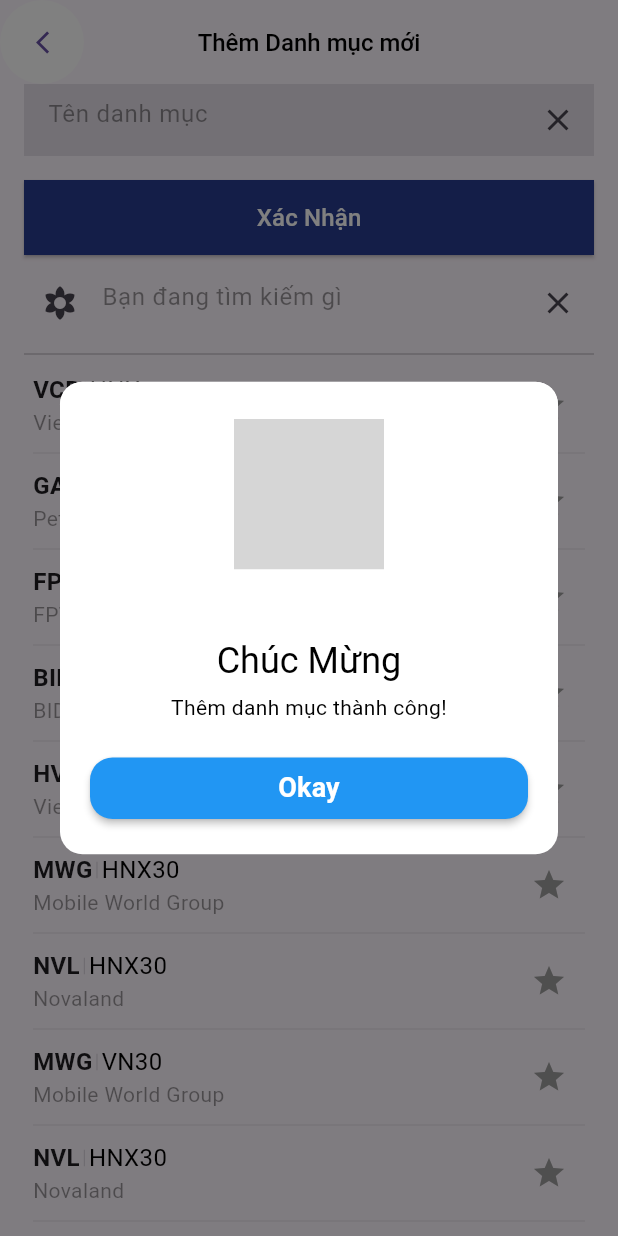
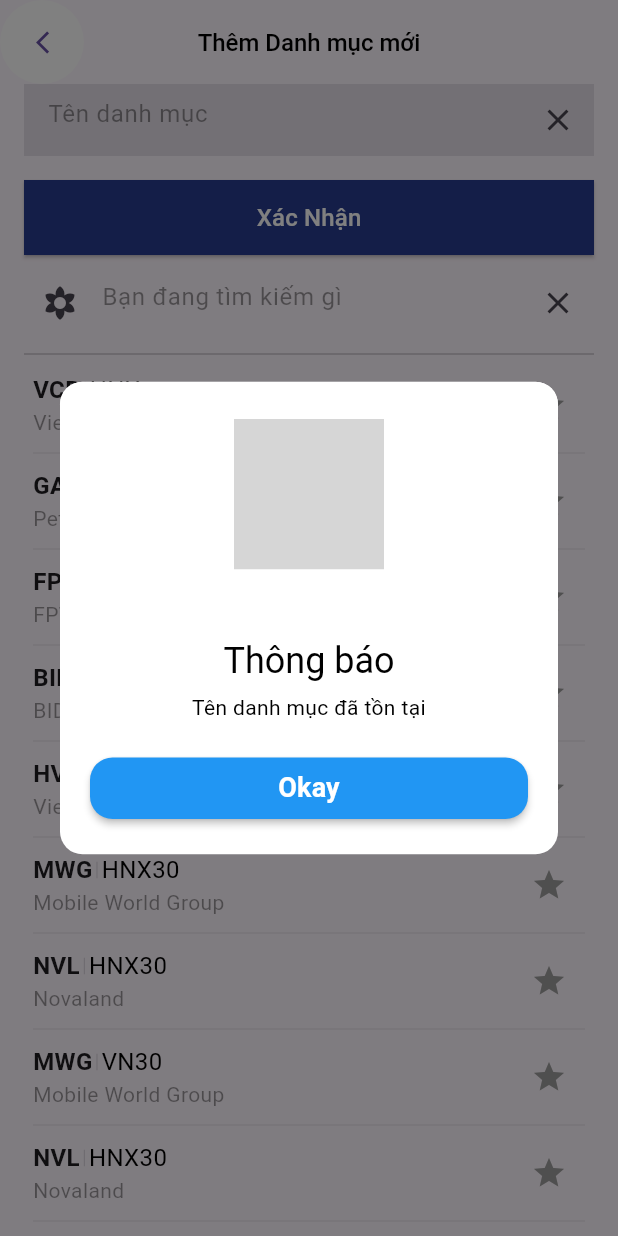
Before and after one commit to ShinKanShen/Flutter_Mobile, a Flutter app: the ThemDanhMuc screen opened directly, after a tap on "Xác Nhận", on a phone screen of 412 x 824 dp. Run offline on Flutter 3.47's test engine with Material 3 defaults, Android fonts, the phone set to English and light mode, and no system bars; our stand-ins replace flutter_svg, persistent_bottom_nav_bar, quickalert; grey boxes are pictures that could not be loaded.

Commit message:
Update them item vao trong danh muc

```diff
--- a/lib/data/danhmuc_data.dart
+++ b/lib/data/danhmuc_data.dart
@@ -1,18 +1,22 @@
 var danhmucs =[
   {
     'id': '0',
-    'name': 'Xem Nhanh 1'
+    'name': 'Xem Nhanh 1',
+    'cophieus':[]
   },
   {
     'id': '1',
-    'name': 'Dau Tu Cong'
+    'name': 'Dau Tu Cong',
+    'cophieus':[]
   },
    {
     'id': '2',
-    'name': 'Bat Dong San'
+    'name': 'Bat Dong San',
+    'cophieus':[]
   },
   {
     'id': '3',
-    'name': 'Bat Dong san nghi duong'
+    'name': 'Bat Dong san nghi duong',
+    'cophieus':[]
   },
 ];
--- a/lib/models/chung_khoan_app_global_provider.dart
+++ b/lib/models/chung_khoan_app_global_provider.dart
@@ -1,13 +1,34 @@
 import 'package:app_chungkhoan_thuctap/data/cophieu.dart';
+import 'package:app_chungkhoan_thuctap/data/danhmuc_data.dart';
 import 'package:flutter/cupertino.dart';
+
+
+
 
 class ChungKhoanAppProvider extends ChangeNotifier{
 
   List chungKhoanIsSaved = [];
   List chungKhoanNotSave =[];
 
+
   List get getCoPhieusSaved => chungKhoanIsSaved;
   List get getCoPhieusNotSaved => chungKhoanNotSave;
+
+  List _danhMucData = danhmucs;
+  List get getDanhmucs => _danhMucData;
+
+  List coPhieuSelected =[];
+
+  int _currentStateItem =1;
+  int get currentStateItem => _currentStateItem;
+
+  void checkSelectedItem (int selectedCode){
+    if(_currentStateItem != selectedCode){
+      _currentStateItem = selectedCode;
+      notifyListeners();
+    }
+  }
+
   void getSavedCoPhieus(){
     chungKhoanIsSaved.addAll(
       (coPhieus.where((element) => element['isSaved']==1)).toList()
@@ -20,4 +41,20 @@ class ChungKhoanAppProvider extends ChangeNotifier{
     );
   }
 
+  bool findDanhMuc(String key, var data){
+
+    if((_danhMucData.where((element) => element[key]==data)).isNotEmpty){
+      return true;
+    }
+    return false;
+  }
+
+  void addDanhMuc(Map<String, Object> danhmuc){
+    _danhMucData.add(danhmuc);
+  }
+
+  void addDanhmucItem(Map<String, dynamic> item){
+    coPhieuSelected.add(item);
+  }
+
 }
--- a/lib/suaxoadanhmuc/suaxoadanhmuc.dart
+++ b/lib/suaxoadanhmuc/suaxoadanhmuc.dart
@@ -12,7 +12,7 @@ class SuaDanhMuc extends StatefulWidget {
 class _SuaDanhMuc extends State<SuaDanhMuc> {
   late TextEditingController _textEditingController;
   String name = '';
-  List<Map<String, String>> target = [];
+  List<Map<String, dynamic>> target = [];
   @override
   void initState() {
     _textEditingController = TextEditingController();
--- a/lib/themdanhmuc/themdanhmuclist.dart
+++ b/lib/themdanhmuc/themdanhmuclist.dart
@@ -1,22 +1,37 @@
 
 
+import 'package:app_chungkhoan_thuctap/models/chung_khoan_app_global_provider.dart';
 import 'package:flutter/material.dart';
+import 'package:provider/provider.dart';
 
-class ThemDanhMucList extends StatelessWidget {
+class ThemDanhMucList extends StatefulWidget {
+  final String id;
   final String tencp;
   final String tenCongty;
   final String tenSan;
-  final int isSave;
+  final double gia;
+  final double khoiluongGD;
+  final double tanggiam;
+  final double tangphantr;
+   int isSave;
 
-  const ThemDanhMucList({
+   ThemDanhMucList({
+    required this.id,
     required this.tenCongty,
     required this.tencp,
     required this.tenSan,
     required this.isSave,
-    super.key});
+    super.key, required this.gia, required this.khoiluongGD, required this.tanggiam, required this.tangphantr});
 
   @override
+  State<ThemDanhMucList> createState() => _ThemDanhMucListState();
+}
+
+class _ThemDanhMucListState extends State<ThemDanhMucList> {
+  @override
   Widget build(BuildContext context) {
+
+    final ChungKhoanAppProvider _chungKhoanAppProvider = context.read<ChungKhoanAppProvider>();
     return  Container(
       margin:const  EdgeInsets.only( left:6, right: 6),
       child: Column(
@@ -30,7 +45,7 @@ class ThemDanhMucList extends StatelessWidget {
                 children:[
                   IntrinsicHeight(
                     child: Row(children: [
-                       Text(tencp.toString().toUpperCase(),
+                       Text(widget.tencp.toString().toUpperCase(),
                        style: const TextStyle(
                         fontSize: 16, fontWeight: FontWeight.bold
                       ),
@@ -42,7 +57,7 @@ class ThemDanhMucList extends StatelessWidget {
                         indent: 6,
                         endIndent: 6,
                       ),
-                      Text(tenSan.toUpperCase(),
+                      Text(widget.tenSan.toUpperCase(),
                        style: const TextStyle(
                         fontSize: 16, fontWeight: FontWeight.w400,
                         color: Colors.black,
@@ -50,7 +65,7 @@ class ThemDanhMucList extends StatelessWidget {
                     ],),
                   ),
 
-                  Text(tenCongty,
+                  Text(widget.tenCongty,
                   style: const  TextStyle(
                     color: Color.fromRGBO(0, 0, 0, 0.4),
                   ),)
@@ -59,21 +74,51 @@ class ThemDanhMucList extends StatelessWidget {
 
                 ),
 
-                IconButton(
-                  onPressed: (){},
-                  style: ElevatedButton.styleFrom(
+                 IconButton(
+                    onPressed: (){
+                      setState(() {
 
-                  ),
+                      });
+                      widget.isSave ==0? widget.isSave=1:widget.isSave =0;
+                      if(widget.isSave ==1){
+                        _chungKhoanAppProvider.coPhieuSelected.add({
+                          'id': widget.id,
+
+                            'name':widget.tenCongty,
+                            'type':widget.tencp,
+                            'san':widget.tenSan,
+                            'gia': widget.gia,
+                            'tanggiam': widget.tanggiam,
+                            'khoiluongGD':widget.khoiluongGD,
+                            'tang': widget.tangphantr,
+
+                        });
+
+                      }else if(widget.isSave == 0){
+                        _chungKhoanAppProvider.coPhieuSelected.removeWhere((element) => element['type']==widget.tencp);
+                      }
+                      print(_chungKhoanAppProvider.coPhieuSelected);
+                      print(widget.id);
+                      print(widget.isSave);
+                    },
+                    style: ElevatedButton.styleFrom(
+
+                    ),
 
 
-                icon: Icon(Icons.star,
-                color:  (isSave<=0)? Colors.grey: const Color.fromARGB(255, 225, 182, 30),
+                  icon: Icon(Icons.star,
+                  color:  (widget.isSave<=0)? Colors.grey: const Color.fromARGB(255, 225, 182, 30),
+
+
+                  )
+
+
 
 
                 )
-                )
                 ]
               ),
+
               const Divider(
                 thickness: 0.3,
                 height: 16,
--- a/lib/themdanhmuc/themdanhmucscreen.dart
+++ b/lib/themdanhmuc/themdanhmucscreen.dart
@@ -1,18 +1,15 @@
-
-
-
-
 import 'package:app_chungkhoan_thuctap/chungkhoanmainscreen.dart';
-import 'package:app_chungkhoan_thuctap/data/cophieu.dart';
 import 'package:app_chungkhoan_thuctap/data/danhmuc_data.dart';
 import 'package:app_chungkhoan_thuctap/models/chung_khoan_app_global_provider.dart';
+import 'package:app_chungkhoan_thuctap/screens.dart';
+import 'package:app_chungkhoan_thuctap/themdanhmuc/danh_muc_display_item.dart';
 import 'package:app_chungkhoan_thuctap/themdanhmuc/themdanhmuclist.dart';
 import 'package:flutter/material.dart';
 import 'package:provider/provider.dart';
 import 'package:quickalert/quickalert.dart';
 
-class  ThemDanhMuc extends StatefulWidget {
-  const ThemDanhMuc ({super.key});
+class ThemDanhMuc extends StatefulWidget {
+  const ThemDanhMuc({super.key});
   // static Widget create(){
   //   return ChangeNotifierProvider(
 
@@ -22,9 +19,9 @@ class  ThemDanhMuc extends StatefulWidget {
   // }
   @override
   _ThemDanhMuc createState() => _ThemDanhMuc();
+}
 
-}
-class _ThemDanhMuc extends State<ThemDanhMuc>{
+class _ThemDanhMuc extends State<ThemDanhMuc> {
   final TextEditingController _textEditingController = TextEditingController();
 
   late ChungKhoanAppProvider _chungKhoanAppProvider;
@@ -37,134 +34,121 @@ class _ThemDanhMuc extends State<ThemDanhMuc>{
     super.initState();
   }
 
-
-
 // show alert
-  void showAlert(QuickAlertType type, String title, String text){
-    QuickAlert.show(
-      context: context,
-      type: type,
-      title: title,
-      text: text
-      );
-
+  void showAlert(QuickAlertType type, String title, String text) {
+    QuickAlert.show(context: context, type: type, title: title, text: text);
   }
 
   @override
   Widget build(BuildContext context) {
-    return
-      Scaffold(
+    return Scaffold(
       appBar: AppBar(
           centerTitle: true,
-          title: const Text("Thêm Danh mục mới", style: TextStyle(
-            fontSize: 16, fontWeight: FontWeight.w500, color: Color.fromRGBO(0, 0, 0, 1),
-          ),),
+          title: const Text(
+            "Thêm Danh mục mới",
+            style: TextStyle(
+              fontSize: 16,
+              fontWeight: FontWeight.w500,
+              color: Color.fromRGBO(0, 0, 0, 1),
+            ),
+          ),
           leading: ElevatedButton(
-            onPressed: (){
-              Navigator.push(
-                context,
-               MaterialPageRoute(builder: (context)=>  ChungKhoanScreen())
-
-               );
-
-
+            onPressed: () {
+              Navigator.push(context,
+                  MaterialPageRoute(builder: (context) => ChungKhoanScreen()));
             },
             style: ElevatedButton.styleFrom(
               backgroundColor: Colors.white,
               elevation: 0,
             ),
             child: const Icon(Icons.arrow_back_ios),
-
-            )
-        ),
-        body:  Container(
+          )),
+      body: Container(
         margin: const EdgeInsets.only(left: 16, right: 16),
         child: Column(
-            children:  [
+          children: [
             TextField(
               controller: _textEditingController,
               decoration: InputDecoration(
-                  suffixIcon: IconButton(onPressed: (){
+                  suffixIcon: IconButton(
+                      onPressed: () {
                         _textEditingController.clear();
-                  }
-                  , icon: const  Icon(Icons.clear)),
+                      },
+                      icon: const Icon(Icons.clear)),
                   filled: true,
                   enabledBorder: InputBorder.none,
                   hintText: "Tên danh mục",
-                  hintStyle: const  TextStyle(
-                    color:   Color.fromRGBO(0, 0, 0, 0.4)
-                  ),
+                  hintStyle:
+                      const TextStyle(color: Color.fromRGBO(0, 0, 0, 0.4)),
                   focusedBorder: OutlineInputBorder(
                       borderRadius: BorderRadius.circular(8),
                       borderSide: const BorderSide(
                         style: BorderStyle.solid,
                         width: 0.5,
-                    )
-                  )
-
-                ),
+                      ))),
             ),
             const SizedBox(
               height: 16,
             ),
             ElevatedButton(
-                onPressed: (){
+                onPressed: () {
+                  if (_chungKhoanAppProvider.findDanhMuc(
+                          'name', _textEditingController.text) ||
+                      _textEditingController.text.isEmpty) {
+                    showAlert(QuickAlertType.error, 'Thông báo',
+                        'Tên danh mục đã tồn tại');
+                  } else {
+                    print(_textEditingController.text);
+                    print(_chungKhoanAppProvider.getDanhmucs);
+                    _chungKhoanAppProvider.addDanhMuc({
+                      'id': danhmucs.length.toString(),
+                      'name': _textEditingController.text.toString(),
+                      'cophieu': _chungKhoanAppProvider.coPhieuSelected,
+                    });
 
-                  if((danhmucs.where((element) => element['name']==_textEditingController.text)).isNotEmpty){
-                      showAlert(QuickAlertType.error,'Thông báo', 'Tên danh mục đã tồn tại');
-                      print(danhmucs.where((element) => element['name']==_textEditingController.text));
-                  }else{
-                      setState(() {
-                      danhmucs.add(
-                        {
-                          'id':danhmucs.length.toString(),
-                          'name': _textEditingController.text.toString()
-                        }
-                      );
+                    if (_chungKhoanAppProvider.findDanhMuc(
+                        'name', _textEditingController.text)) {
                       _textEditingController.clear();
 
-                    });
+                      Navigator.of(context).pop();
+                      Navigator.push(
+                          context,
+                          MaterialPageRoute(
+                              builder: (context) => const DanhMucDisplayItem()));
 
-                    showAlert(QuickAlertType.success, "Chúc Mừng", "Thêm danh mục thành công!");
-
+                      showAlert(QuickAlertType.success, "Chúc Mừng",
+                          "Thêm danh mục thành công!");
+                    } else {
+                      showAlert(QuickAlertType.error, 'Thông báo',
+                          'Them khong thanh cong');
                     }
-
-
-
+                  }
                 },
                 style: ElevatedButton.styleFrom(
-
-                  minimumSize:const  Size.fromHeight(50),
-                  backgroundColor:const  Color.fromRGBO(40, 60, 145, 1),
+                    minimumSize: const Size.fromHeight(50),
+                    backgroundColor: const Color.fromRGBO(40, 60, 145, 1),
                     foregroundColor: Colors.white,
                     shape: RoundedRectangleBorder(
-                    borderRadius: BorderRadius.circular(0)
-                  )
-                ),
-                child: const Text("Xác Nhận", style: TextStyle(
-                  color: Colors.white,
-                  fontSize: 16
-                ),
-
+                        borderRadius: BorderRadius.circular(0))),
+                child: const Text(
+                  "Xác Nhận",
+                  style: TextStyle(color: Colors.white, fontSize: 16),
                 )),
-               const  SizedBox(
+            const SizedBox(
               height: 8,
             ),
             TextField(
-                  decoration:  InputDecoration(
+                decoration: InputDecoration(
                     hintText: "Bạn đang tìm kiếm gì",
-                      suffixIcon: IconButton(onPressed: (){
+                    suffixIcon: IconButton(
+                        onPressed: () {
                           _textEditingController.clear();
-                  }
-                  , icon: const  Icon(Icons.clear)),
-                      hintStyle: const TextStyle(
-                        color: Color.fromRGBO(0, 0, 0, 0.4)
-                      ),
-                      prefixIcon:const  Icon(Icons.filter_vintage),
-                      enabledBorder: InputBorder.none
-                      )
-
-                  ),
+                        },
+                        icon: const Icon(Icons.clear)),
+                    hintStyle:
+                        const TextStyle(color: Color.fromRGBO(0, 0, 0, 0.4)),
+                    prefixIcon: const Icon(Icons.filter_vintage),
+                    enabledBorder: InputBorder.none)),
             const Divider(
               thickness: 0.2,
               height: 20,
@@ -188,27 +172,32 @@ class _ThemDanhMuc extends State<ThemDanhMuc>{
         ),
       ),
     );
+  }
 
+  Widget listViewWidget(BuildContext context) {
+    return Selector<ChungKhoanAppProvider, List>(
+        builder: (context, notSavedList, child) {
+          return Expanded(
+              child: ListView.builder(
+                  itemCount: notSavedList.length,
 
-
-  }
-Widget listViewWidget (BuildContext context){
-      return Selector<ChungKhoanAppProvider, List>(
-        builder:  (context, notSavedList, child){
-          return Expanded(child: ListView.builder(
-                  itemCount: notSavedList.length,
-                  itemBuilder:(context, index){
+                  itemBuilder: (context, index) {
+                    print(notSavedList.length);
                     final themcp = notSavedList[index];
                     return ThemDanhMucList(
+                      id: themcp['id'] as String,
                       tenCongty: themcp['name'] as String,
-                        tencp: themcp['type'] as String ,
+                      tencp: themcp['type'] as String,
                       tenSan: themcp['san'] as String,
                       isSave: themcp['isSaved'] as int,
-
-                    ) ;
+                      gia: themcp['gia'] ,
+                      tanggiam: themcp['tanggiam'],
+                      tangphantr: themcp['tang'],
+                      khoiluongGD: themcp['khoiluongGD'],
+                    );
                   }));
-        } ,
-        shouldRebuild: (p,n)=> true,
-        selector: (_,p1)=> p1.getCoPhieusNotSaved);
+        },
+        shouldRebuild: (p, n) => true,
+        selector: (_, p1) => p1.getCoPhieusNotSaved);
   }
 }
```
Also changed, not shown: lib/chondanhmuc/chondanhlist.dart (+11 -0 lines), lib/chondanhmuc/chondanhmuc.dart (+40 -5 lines), lib/chungkhoanmainscreen.dart (+26 -11 lines), lib/screens.dart (+21 -21 lines), lib/themdanhmuc/danh_muc_display_item.dart (added, +54 -0 lines). Lines whose indentation alone changed are shown as unchanged.
